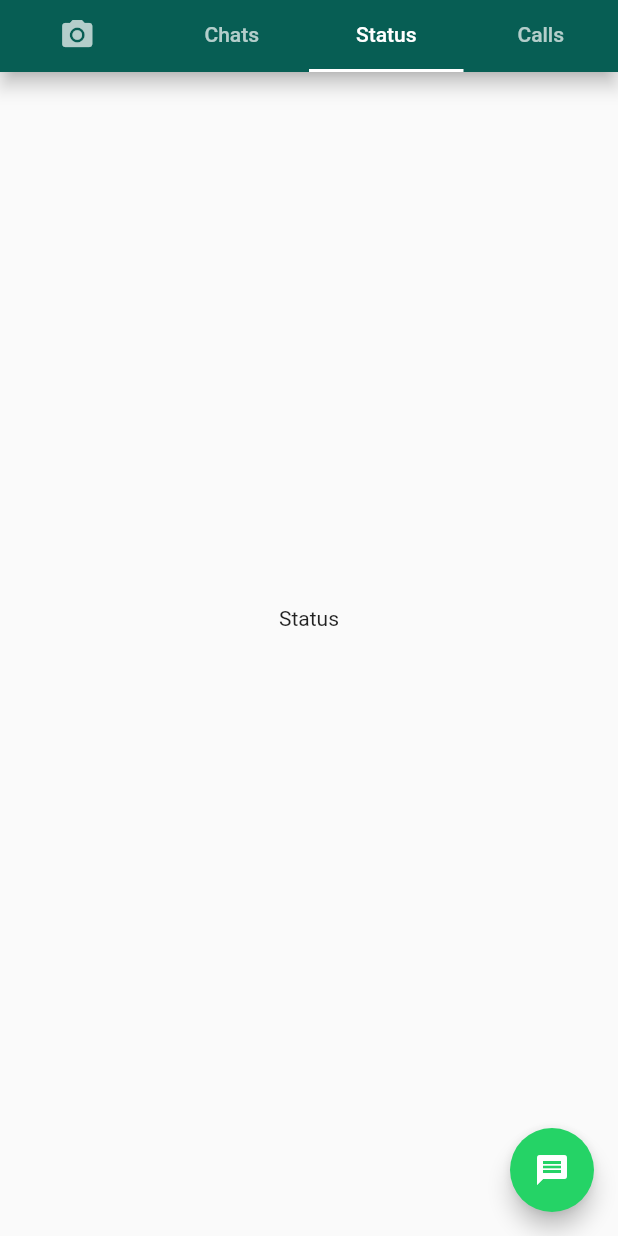
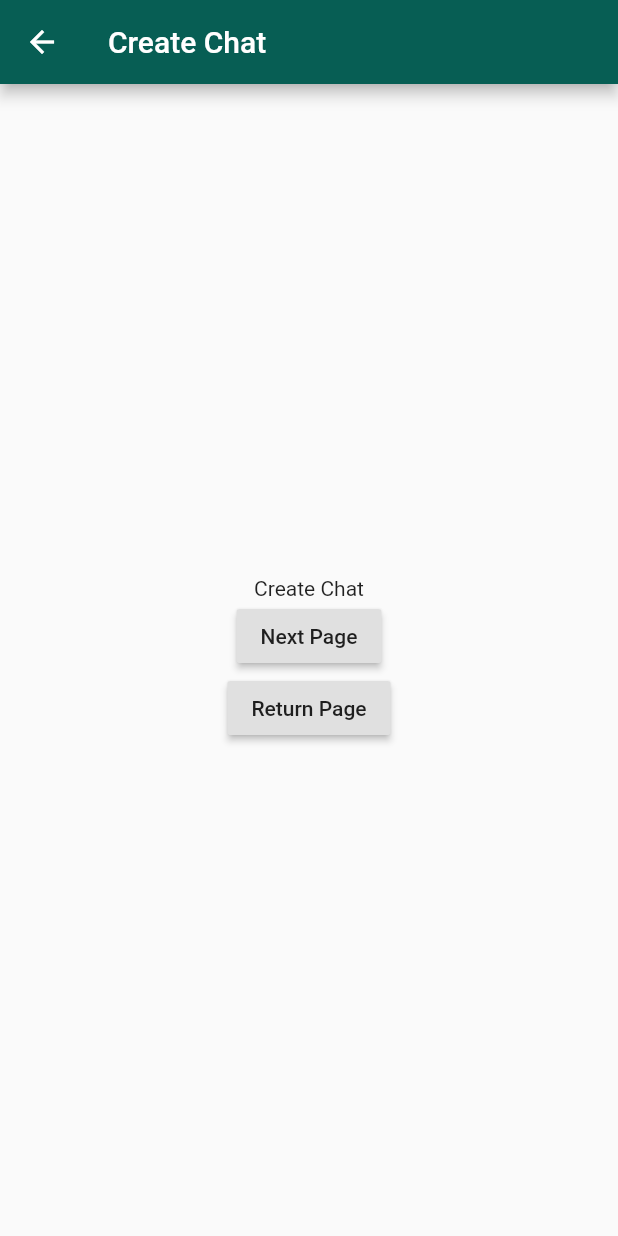
Before and after one commit to rhatami7495/Flutter_Whatsapp_Ui, a Flutter app: the screen it shows after launch, tab 3 chosen, scrolled down 104 dp, after a tap on the "message" icon, on a phone screen of 412 x 824 dp. Run offline on Flutter 3.47's test engine with Material 2 defaults, Android fonts, the phone set to English and light mode, and no system bars; network calls fail.

Commit message:
implementation Navigator(push and pop). send data to next screen with navigator.

```diff
--- a/lib/pages/chat_screen.dart
+++ b/lib/pages/chat_screen.dart
@@ -1,5 +1,6 @@
 import 'package:flutter/material.dart';
 import 'package:whatsapp/models/chat_model.dart';
+import 'package:whatsapp/pages/info_chat_screen.dart';
 
 class ChatScreen extends StatelessWidget {
   @override
@@ -14,7 +15,11 @@ class ChatScreen extends StatelessWidget {
                   : Divider(
                 height: 10,
               ),
-              ListTile(
+              GestureDetector(
+                onTap: () => Navigator.push(context, MaterialPageRoute(builder: (context){
+                  return InfoChatScreen(chatModel: fakeData[index]);
+                })),
+                child: ListTile(
                   leading: CircleAvatar(
                     backgroundImage: NetworkImage(fakeData[index].avatarUrl),
                     backgroundColor: Colors.grey,
@@ -39,6 +44,7 @@ class ChatScreen extends StatelessWidget {
                       style: TextStyle(color: Colors.grey, fontSize: 13),
                     ),
                   ),
+                ),
               )
             ],
           );
--- /dev/null
+++ b/lib/pages/create_chat_screen.dart
@@ -0,0 +1,35 @@
+import 'package:flutter/material.dart';
+import 'package:whatsapp/pages/camera_screen.dart';
+
+class CreateChatScreen extends StatelessWidget{
+  @override
+  Widget build(BuildContext context) {
+    return Scaffold(
+      appBar: AppBar(
+        backgroundColor: Theme.of(context).primaryColor,
+        title: Text("Create Chat"),
+      ),
+      body: Center(
+        child: Column(
+          mainAxisAlignment: MainAxisAlignment.center,
+          children: [
+            Text("Create Chat"),
+            RaisedButton(onPressed: (){
+              Navigator.push(context, MaterialPageRoute(builder: (context){
+                return CameraScreen();
+              }));
+            },
+            child: Text("Next Page"),
+            ),
+            RaisedButton(onPressed: (){
+              Navigator.pop(context);
+            },
+              child: Text("Return Page"),
+            )
+          ],
+        ),
+      ),
+    );
+  }
+
+}
--- a/lib/whatsapp_home.dart
+++ b/lib/whatsapp_home.dart
@@ -2,6 +2,7 @@ import 'package:flutter/material.dart';
 import 'package:whatsapp/pages/call_screen.dart';
 import 'package:whatsapp/pages/camera_screen.dart';
 import 'package:whatsapp/pages/chat_screen.dart';
+import 'package:whatsapp/pages/create_chat_screen.dart';
 import 'package:whatsapp/pages/status_screen.dart';
 
 class WhatsAppHome extends StatefulWidget {
@@ -68,10 +69,8 @@ class WhatsappHomeState extends State<WhatsAppHome>
       //   ],
       // ),
 
-
-
       body: NestedScrollView(
-        headerSliverBuilder: (BuildContext context, bool innerBoxIsScrolled){
+        headerSliverBuilder: (BuildContext context, bool innerBoxIsScrolled) {
           return <Widget>[
             SliverAppBar(
               backgroundColor: Theme.of(context).primaryColor,
@@ -92,21 +91,32 @@ class WhatsappHomeState extends State<WhatsAppHome>
               actions: [
                 Icon(Icons.search),
                 PopupMenuButton<String>(
-                    onSelected: (String choose) {},
+                    onSelected: (String choose) {
+                      if(choose=='setting'){
+                        Navigator.push(context, MaterialPageRoute(builder: (context){
+                         return CameraScreen();
+                        }));
+                      }
+                      else if(choose=='new_group'){
+                        Navigator.push(context, MaterialPageRoute(builder: (context){
+                          return StatusScreen();
+                        }));
+                      }
+                    },
                     itemBuilder: (BuildContext context) {
                       return [
-                        PopupMenuItem(value: "new_group", child: Row(
-                          mainAxisAlignment: MainAxisAlignment.center,
-                          children: [
-                            Text("New Group")
-                          ],
-                        )),
-                        PopupMenuItem(value: "setting", child: Row(
-                          mainAxisAlignment: MainAxisAlignment.center,
-                          children: [
-                            Text("Setting")
-                          ],
-                        ))
+                        PopupMenuItem(
+                            value: "new_group",
+                            child: Row(
+                              mainAxisAlignment: MainAxisAlignment.center,
+                              children: [Text("New Group")],
+                            )),
+                        PopupMenuItem(
+                            value: "setting",
+                            child: Row(
+                              mainAxisAlignment: MainAxisAlignment.center,
+                              children: [Text("Setting")],
+                            ))
                       ];
                     })
               ],
@@ -126,7 +136,11 @@ class WhatsappHomeState extends State<WhatsAppHome>
 
       floatingActionButton: FloatingActionButton(
         backgroundColor: Theme.of(context).colorScheme.secondary,
-        onPressed: () {},
+        onPressed: () {
+          Navigator.push(context, MaterialPageRoute(builder: (context) {
+            return CreateChatScreen();
+          }));
+        },
         child: Icon(
           Icons.message,
           color: Colors.white,
```
Also changed, not shown: lib/pages/info_chat_screen.dart (added, +49 -0 lines). Lines whose indentation alone changed are shown as unchanged.
